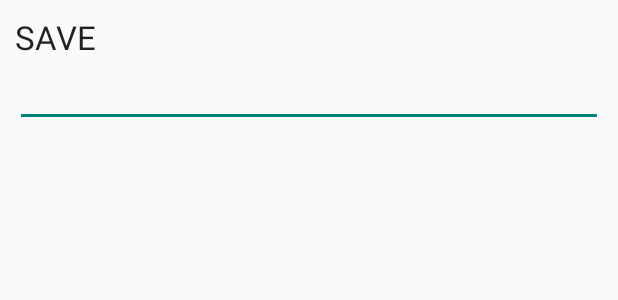
After one commit to Noyloy/Omnistick, an Android app: the layout prompt_save.xml on its own in the app's theme, with its tools: preview values and no code run, on a phone screen of 412 x 824 dp. The commit adds this screen. Shown: the top 300 px of the screen. Run offline under Robolectric (Android 15) with nearby library versions, the phone set to English and light mode, and no system bars.

Commit message:
save session using json object implementation

```diff
--- a/app/src/main/java/com/noy/loy/omnistick/Setup.java
+++ b/app/src/main/java/com/noy/loy/omnistick/Setup.java
@@ -68,7 +68,9 @@ public class Setup extends Activity {
     public static final int BACKGROUND_CODE = 16;
 
     public static final String LEFTY_KEY = "LEFTY";
-    public static final String PROJECT_KEY = "PROJECT";
+    public static final String PROJECT_CONTENT_KEY = "PROJECT";
+    public static final String PROJECT_NAME_KEY = "PROJECTNAME";
+    public static final String PROJECT_LENGTH_KEY = "PROJECTLEN";
     public static final String PROJECT_NUM = "PROJECT_N";
 
     public static final String SENSITIVITY_KEY = "SENSITIVITY";
--- /dev/null
+++ b/app/src/main/res/layout/prompt_save.xml
@@ -0,0 +1,26 @@
+<?xml version="1.0" encoding="utf-8"?>
+<LinearLayout xmlns:android="http://schemas.android.com/apk/res/android"
+    android:id="@+id/layout_root"
+    android:layout_width="fill_parent"
+    android:layout_height="fill_parent"
+    android:orientation="vertical"
+    android:padding="10dp" >
+
+    <TextView
+        android:id="@+id/textView"
+        android:layout_width="wrap_content"
+        android:layout_height="wrap_content"
+        android:text="SAVE"
+        android:textAppearance="?android:attr/textAppearanceLarge" />
+
+    <EditText
+        android:id="@+id/userInput"
+        android:layout_width="match_parent"
+        android:inputType="text"
+        android:layout_height="wrap_content" >
+
+        <requestFocus />
+
+    </EditText>
+
+</LinearLayout>
```
Also changed, not shown: app/src/main/java/com/noy/loy/omnistick/Projects.java (+83 -3 lines), app/src/main/java/com/noy/loy/omnistick/Session.java (+11 -3 lines), app/src/main/java/com/noy/loy/omnistick/SessionActivity.java (+56 -22 lines), app/src/main/res/layout/activity_projects.xml (+11 -9 lines), app/src/main/res/layout/project_line.xml (added, +52 -0 lines).
